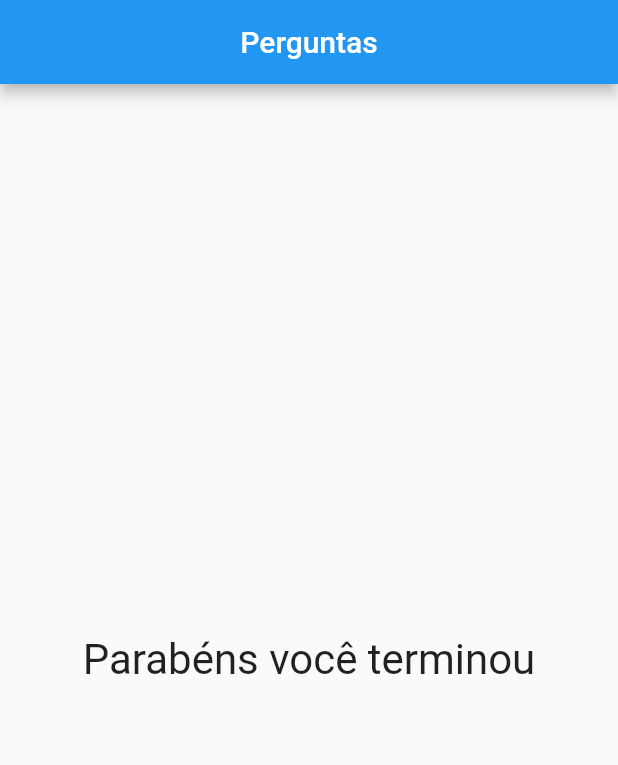
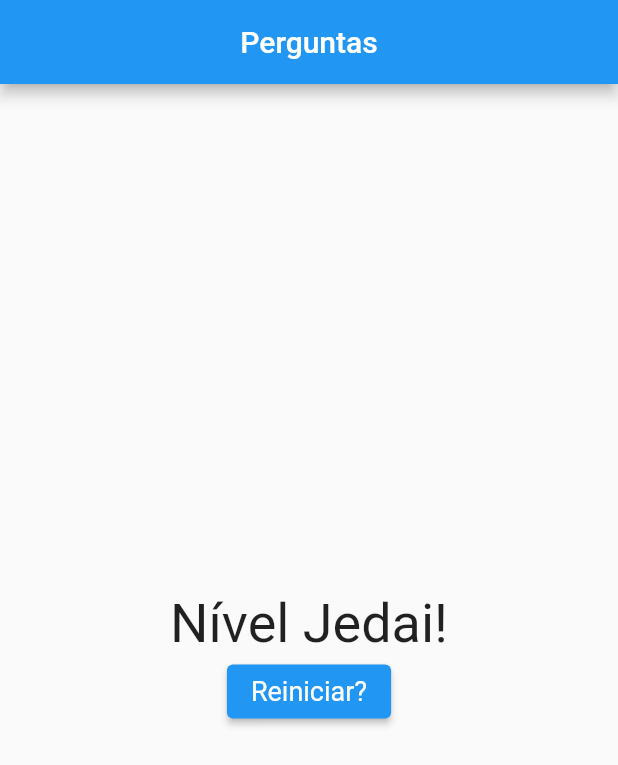
Before and after one commit to pedroschiavom/estudos-flutter, a Flutter app: the screen it shows after launch, after a tap on "Preto", after a tap on "Cobra", after a tap on "Leo", on a phone screen of 412 x 824 dp. Shown: the top 765 px of the screen. Run offline on Flutter 3.47's test engine with Material 2 defaults, Android fonts, the phone set to English and light mode, and no system bars.

Commit message:
created system of points in questions and button to restart the questions

```diff
--- a/lib/main.dart
+++ b/lib/main.dart
@@ -9,27 +9,48 @@ main() {
 
 class _PerguntaAppState extends State<PerguntaApp> {
   var _perguntaSelecionada = 0;
+  var _pontuacaoTotal = 0;
   final _perguntas = const [
     {
       'texto': 'Qual é a sua cor favorita?',
-      'respostas': ['Preto', 'Vermelho', 'Verde', 'Branco'],
+      'respostas': [
+        {'texto':'Preto','pontuacao': 10},
+        {'texto':'Vermelho','pontuacao': 5},
+        {'texto':'Verde','pontuacao': 3},
+        {'texto':'Branco','pontuacao': 1}],
     },
     {
       'texto': 'Qual é o seu animal favorito?',
-      'respostas': ['Coelho', 'Cobra', 'Elefante', 'Leão'],
+      'respostas': [
+        {'texto':'Coelho','pontuacao': 10},
+        {'texto':'Cobra','pontuacao': 5},
+        {'texto':'Elefante','pontuacao': 3},
+        {'texto':'Leão','pontuacao': 1},],
     },
     {
       'texto': 'Qual é o seu instrutor favorito?',
-      'respostas': ['Maria', 'João', 'Leo', 'Pedro'],
+      'respostas': [
+        {'texto':'Maria','pontuacao': 10},
+        {'texto':'João','pontuacao': 5},
+        {'texto':'Leo','pontuacao': 3},
+        {'texto':'Pedro','pontuacao': 1},],
     },
   ];
 
-  void _responder() {
+  void _responder(int pontuacao) {
     if (temPerguntaSelecionada) {
       setState(() {
         _perguntaSelecionada++;
+        _pontuacaoTotal += pontuacao;
       });
     }
+  }
+
+  void _reiniciarQuestionario(){
+    setState(() {
+      _perguntaSelecionada = 0;
+      _pontuacaoTotal = 0;
+    });
   }
 
   bool get temPerguntaSelecionada {
@@ -55,7 +76,7 @@ class _PerguntaAppState extends State<PerguntaApp> {
             perguntaSelecionada: _perguntaSelecionada,
             quandoResponder: _responder,
             )
-            : Resultado(),
+            : Resultado(_pontuacaoTotal, _reiniciarQuestionario),
       ),
     );
   }
--- a/lib/questionario.dart
+++ b/lib/questionario.dart
@@ -5,14 +5,12 @@ import 'package:projeto_perguntas/resposta.dart';
 class Questionario extends StatelessWidget {
   final List<Map<String, Object>> perguntas;
   final int perguntaSelecionada;
-  final void Function() quandoResponder;
+  final void Function(int) quandoResponder;
 
-  Questionario({
-    required this.perguntas,
-    required this.perguntaSelecionada,
-    required this.quandoResponder
-  });
-
+  Questionario(
+      {required this.perguntas,
+      required this.perguntaSelecionada,
+      required this.quandoResponder});
 
   bool get temPerguntaSelecionada {
     return perguntaSelecionada < perguntas.length;
@@ -20,14 +18,17 @@ class Questionario extends StatelessWidget {
 
   @override
   Widget build(BuildContext context) {
-    List<String> respostas = temPerguntaSelecionada
+    List<Map<String, Object>> respostas = temPerguntaSelecionada
         ? perguntas[perguntaSelecionada].cast()['respostas']
         : [];
 
     return Column(
       children: <Widget>[
         Questao(perguntas[perguntaSelecionada]['texto'].toString()),
-        ...respostas.map((t) => Resposta(t, quandoResponder)).toList(),
+        ...respostas.map((resp) {
+          return Resposta(resp['texto'].toString(),
+              () => quandoResponder(int.parse(resp['pontuacao'].toString())));
+        }).toList(),
       ],
     );
   }
--- a/lib/resultado.dart
+++ b/lib/resultado.dart
@@ -4,13 +4,43 @@ import 'package:flutter/material.dart';
 
 class Resultado extends StatelessWidget{
 
+  final int pontuacao;
+  final void Function() quandoReiniciarQuestionario;
+  Resultado(this.pontuacao,this.quandoReiniciarQuestionario);
+
+  String get fraseResultado{
+    if(pontuacao < 8){
+      return 'Parabéns!';
+    } else if (pontuacao < 12){
+      return 'Você é bom!';
+    } else if (pontuacao < 16){
+      return 'Impressionante!';
+    } else {
+      return 'Nível Jedai!';
+    }
+  }
+
   @override
   Widget build(BuildContext context) {
-    return Center(
-       child: Text(
-        'Parabéns você terminou',
-        style: TextStyle(fontSize: 28),
+    return Column(
+      mainAxisAlignment: MainAxisAlignment.center,
+      children: [
+        Center(
+           child: Text(
+            fraseResultado,
+            style: TextStyle(fontSize: 36),
+            ),
         ),
+        ElevatedButton(
+          style: ElevatedButton.styleFrom(
+            textStyle: TextStyle(
+              fontSize: 18,
+            )
+          ),
+          onPressed: quandoReiniciarQuestionario,
+          child: Text('Reiniciar?'),
+        )
+      ],
     );
     }
   }
```
